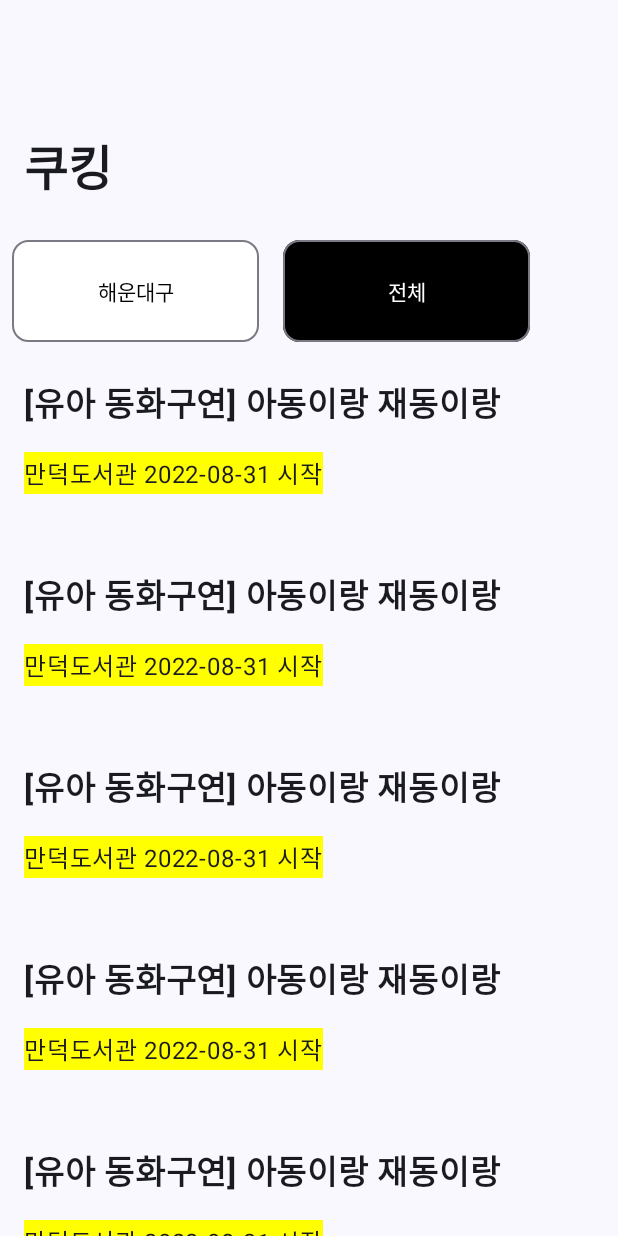
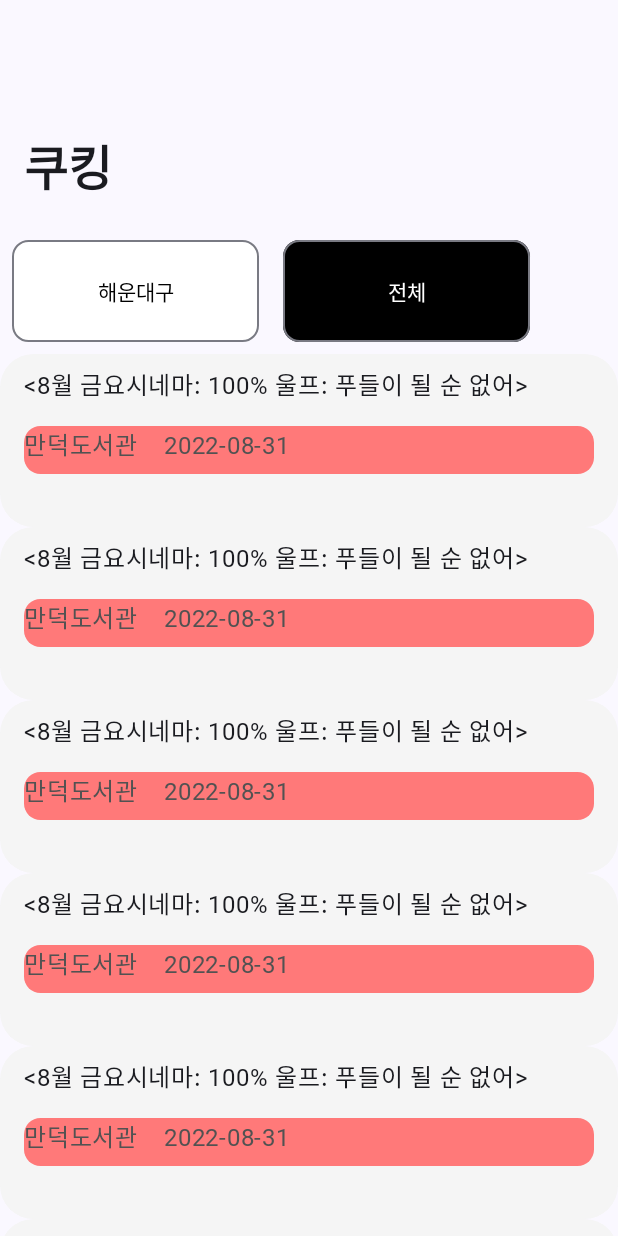
Before and after one commit to moeumi/android, an Android app built with Jetpack Compose: the screen it shows after launch (CategoryContentList), after a tap on "전체", on a phone screen of 412 x 824 dp. Run offline under Robolectric (Android 15) with nearby library versions, the phone set to English and light mode, and no system bars; our stand-ins replace accompanist; libraries missing offline, so code that uses them is left out: com.skydoves.landscapist; Roboto replaces fonts that are not available here; 1 statement that could not run was skipped.

Commit message:
Adapt notoSanse font

```diff
--- a/app/src/main/java/com/moeumi/client/AppBar.kt
+++ b/app/src/main/java/com/moeumi/client/AppBar.kt
@@ -24,7 +24,7 @@ fun MainAppBar(address: String = "해운대구 센텀동로") {
                 Text(
                     text = address,
                     fontWeight = FontWeight.Bold,
-                    fontFamily = FontFamily.Cursive,
+                    fontFamily = notoSanse,
                     modifier = Modifier,
                 )
                 IconButton(
--- a/app/src/main/java/com/moeumi/client/MainBanner.kt
+++ b/app/src/main/java/com/moeumi/client/MainBanner.kt
@@ -145,7 +145,7 @@ fun MainBannerText(
         color = color,
         fontWeight = FontWeight.ExtraBold,
         overflow = TextOverflow.Ellipsis,
-        fontFamily = FontFamily.Cursive,
+        fontFamily = notoSanse,
         lineHeight = 38.sp,
         textAlign = textAlign,
         modifier = modifier
--- a/app/src/main/java/com/moeumi/client/MainList.kt
+++ b/app/src/main/java/com/moeumi/client/MainList.kt
@@ -1,34 +1,46 @@
 package com.moeumi.client
 
 import android.content.Intent
+import android.graphics.Color.parseColor
 import android.widget.Toast
 import androidx.compose.foundation.background
 import androidx.compose.foundation.clickable
 import androidx.compose.foundation.layout.*
+import androidx.compose.foundation.shape.RoundedCornerShape
 import androidx.compose.material3.Text
 import androidx.compose.runtime.Composable
 import androidx.compose.ui.Alignment
 import androidx.compose.ui.Modifier
+import androidx.compose.ui.draw.clip
 import androidx.compose.ui.graphics.Color
 import androidx.compose.ui.platform.LocalContext
-import androidx.compose.ui.text.font.FontWeight.Companion.Bold
+import androidx.compose.ui.text.font.FontWeight
+import androidx.compose.ui.text.font.FontWeight.Companion.Medium
 import androidx.compose.ui.text.style.TextAlign
+import androidx.compose.ui.text.style.TextOverflow
 import androidx.compose.ui.tooling.preview.Preview
 import androidx.compose.ui.unit.dp
 import androidx.compose.ui.unit.sp
 
 val MainPadding = 16.dp
 
+@Preview
 @Composable
 fun MainList() {
     Column(
         modifier = Modifier
             .fillMaxWidth()
-            .padding(top = MainPadding, bottom = MainPadding)
+            .padding(
+                top = MainPadding,
+                bottom = MainPadding,
+                start = CARD_PADDING,
+                end = CARD_PADDING
+            )
     ) {
         MainListTitle()
         for (i in 0..10) {
             Content()
+            Spacer(modifier = Modifier.height(16.dp))
         }
     }
 }
@@ -36,18 +48,35 @@ fun MainList() {
 @Preview
 @Composable
 fun MainListTitle(title: String = "내 주변 프로그램") {
-    MainBannerText(title, 28.sp, color = Color.Black, textAlign = TextAlign.Start)
+//    MainBannerText(
+//        title,
+//        28.sp,
+//        color = Color.Black,
+//        textAlign = TextAlign.Start,
+//        modifier = Modifier.fillMaxWidth().padding(top = 8.dp, bottom = 8.dp)
+//    )
+    Text(
+        text = title,
+        fontSize = 28.sp,
+        color = Color.Black,
+        fontWeight = FontWeight.ExtraBold,
+        overflow = TextOverflow.Ellipsis,
+        fontFamily = notoSanse,
+        lineHeight = 38.sp,
+        textAlign = TextAlign.Start,
+        modifier = Modifier
+            .fillMaxWidth()
+            .padding(top = 8.dp, bottom = 8.dp)
+    )
 }
 
 @Preview
 @Composable
-fun Content(title: String = "[유아 동화구연] 아동이랑 재동이랑") {
+fun Content(title: String = "<8월 금요시네마: 100% 울프: 푸들이 될 순 없어>") {
     val context = LocalContext.current
     Column(
         modifier = Modifier
-            .fillMaxWidth()
-            .height(128.dp)
-            .padding(16.dp)
+            .clip(shape = RoundedCornerShape((38 / 1.7).dp))
             .clickable {
                 val intent = Intent(context, WebViewActivity::class.java)
                 context.startActivity(intent)
@@ -55,27 +84,41 @@ fun Content(title: String = "[유아 동화구연] 아동이랑 재동이랑") {
                     .makeText(context, "Item selected", Toast.LENGTH_SHORT)
                     .show()
             }
+            .background(Color(0xFFF5F5F5))
+            .fillMaxWidth()
+            .height((115).dp)
+            .padding(start = 16.dp, end = 16.dp, top = 8.dp, bottom = 8.dp)
     ) {
-        Box(
-            modifier = Modifier.fillMaxWidth()
+        Column(
+            modifier = Modifier
+                .fillMaxSize()
         ) {
-            Column(modifier = Modifier.fillMaxSize()) {
             Text(
-                    title, fontSize = 22.sp, fontWeight = Bold, modifier = Modifier,
+                title,
+                fontSize = 16.sp,
+//                fontWeight = Black,
+                modifier = Modifier,
+                fontFamily = notoSanse,
+                maxLines = 1
             )
             Spacer(modifier = Modifier.height(16.dp))
             Box(
                 modifier = Modifier
-                        .background(color = Color.Yellow)
-//                        .alpha(0.5f)
-                        .height(28.dp)
+                    .height(32.dp)
+                    .clip(shape = RoundedCornerShape((11).dp))
+                    .background(color = Color(parseColor("#FF7979")))
             ) {
                 Text(
-                        text = "만덕도서관\t2022-08-31 시작",
-                        modifier = Modifier.align(Alignment.CenterStart)
+                    text = "만덕도서관\t\t2022-08-31",
+                    fontWeight = Medium,
+                    fontFamily = notoSanse,
+                    color = Color(parseColor("#525252")),
+                    modifier = Modifier
+                        .fillMaxSize()
+                        //                        .padding(4.dp)
+                        .align(Alignment.Center),
                 )
             }
         }
     }
 }
-}
--- a/app/src/main/java/com/moeumi/client/ui/theme/Type.kt
+++ b/app/src/main/java/com/moeumi/client/ui/theme/Type.kt
@@ -2,14 +2,14 @@ package com.moeumi.client.ui.theme
 
 import androidx.compose.material3.Typography
 import androidx.compose.ui.text.TextStyle
-import androidx.compose.ui.text.font.FontFamily
 import androidx.compose.ui.text.font.FontWeight
 import androidx.compose.ui.unit.sp
+import com.moeumi.client.notoSanse
 
 // Set of Material typography styles to start with
 val Typography = Typography(
     bodyLarge = TextStyle(
-        fontFamily = FontFamily.Default,
+        fontFamily = notoSanse,
         fontWeight = FontWeight.Normal,
         fontSize = 16.sp,
         lineHeight = 24.sp,
@@ -17,14 +17,14 @@ val Typography = Typography(
     )
     /* Other default text styles to override
     titleLarge = TextStyle(
-        fontFamily = FontFamily.Default,
+        fontFamily = notoSanse,
         fontWeight = FontWeight.Normal,
         fontSize = 22.sp,
         lineHeight = 28.sp,
         letterSpacing = 0.sp
     ),
     labelSmall = TextStyle(
-        fontFamily = FontFamily.Default,
+        fontFamily = notoSanse,
         fontWeight = FontWeight.Medium,
         fontSize = 11.sp,
         lineHeight = 16.sp,
```
Lines whose indentation alone changed are shown as unchanged.
